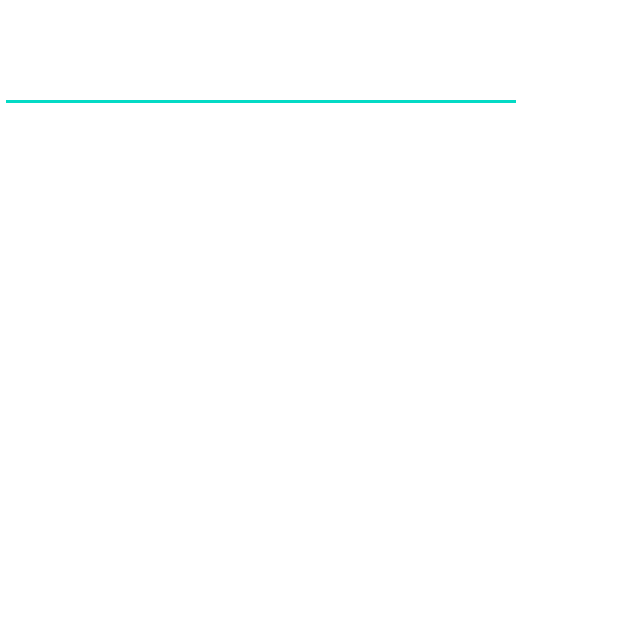
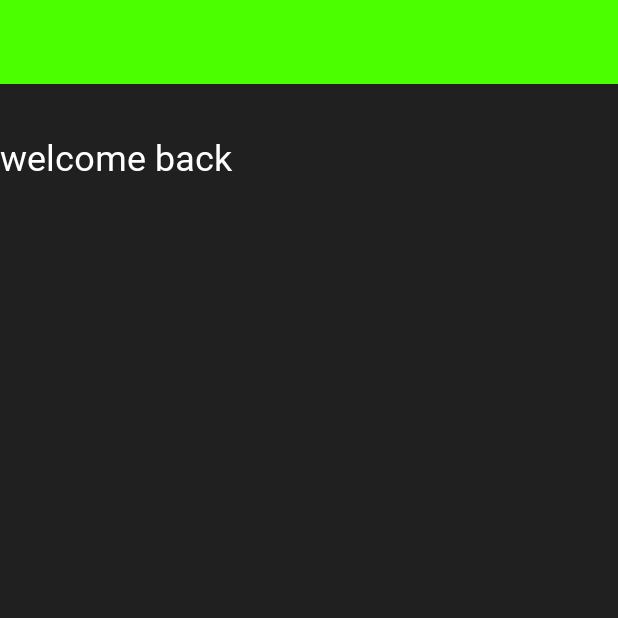
Before and after one commit to xFN10x/bedrockR-Mobile, an Android app: the screen it shows after launch (Launcher), on a phone screen of 412 x 824 dp, the top half of it. Run offline under Robolectric (Android 15) with nearby library versions, the phone set to English and light mode, and no system bars; libraries missing offline, so code that uses them is left out: fn10.bedrockr.utils, javax.swing; 4 statements that could not run were skipped.

Commit message:
got some theme stuff

```diff
--- a/app/build.gradle.kts
+++ b/app/build.gradle.kts
@@ -10,6 +10,12 @@ android {
     namespace = "fn10.bedrockrmobile"
     compileSdk {
         version = release(36)
+    }
+
+    packaging {
+        resources {
+            excludes += "fn10.bedrockr/Launcher.class"
+        }
     }
 
     defaultConfig {
@@ -58,6 +64,7 @@ dependencies {
     implementation(libs.coordinatorlayout)
     implementation(libs.constraintlayout)
     implementation(libs.bedrockr.vmastersnapshot)
+    implementation("com.google.code.gson:gson:2.10.1")
     testImplementation(libs.junit)
     androidTestImplementation(libs.ext.junit)
     androidTestImplementation(libs.espresso.core)
--- a/app/src/main/java/fn10/bedrockrmobile/Launcher.java
+++ b/app/src/main/java/fn10/bedrockrmobile/Launcher.java
@@ -2,13 +2,11 @@ package fn10.bedrockrmobile;
 
 import android.app.Activity;
 import android.os.Bundle;
-import android.util.Log;
-import android.widget.EditText;
+import android.widget.TextView;
 
 import androidx.annotation.Nullable;
-import androidx.constraintlayout.widget.ConstraintLayout;
 
-import java.util.logging.Logger;
+import javax.swing.JOptionPane;
 
 import fn10.bedrockr.utils.Greetings;
 import fn10.bedrockr.utils.RFileOperations;
@@ -17,21 +15,22 @@ public class Launcher extends Activity {
 
     private static final String Tag = "LaunchPage";
 
-   /* public static void main(String[] args) {
-        Log.i(Tag,System.getProperty("user.home"));
-    }*/
+    private void setupApp() {
+        RFileOperations.setBaseDir(getFilesDir());
+    }
 
     @Override
     protected void onCreate(@Nullable Bundle savedInstanceState) {
-        Log.i(Tag,getFilesDir().getAbsolutePath());
+        setupApp();
 
         super.onCreate(savedInstanceState);
         setContentView(R.layout.launchpage);
 
+        TextView greetingText = findViewById(R.id.greetingText);
 
+        Greetings.Greeting greeting = Greetings.GetGreeting();
 
-        EditText greetingText = findViewById(R.id.greetingText);
-
-        greetingText.setText(Greetings.GetGreeting().Text);
+        greetingText.setText(greeting.Text);
+        greetingText.setTextSize(greeting.Size);
     }
 }
--- /dev/null
+++ b/app/src/main/java/java/awt/Component.java
@@ -0,0 +1,5 @@
+package java.awt;
+
+public class Component {
+
+}
--- /dev/null
+++ b/app/src/main/java/javax/swing/JOptionPane.java
@@ -0,0 +1,14 @@
+package javax.swing;
+
+import java.awt.Component;
+
+/**
+ * fake JOptionPane
+ */
+public class JOptionPane {
+
+    public static void showMessageDialog(Component parentComponent,
+                                         Object message, String title, int messageType) {
+        return;
+    }
+}
--- a/app/src/main/res/layout/launchpage.xml
+++ b/app/src/main/res/layout/launchpage.xml
@@ -1,15 +1,34 @@
 <?xml version="1.0" encoding="utf-8"?>
 <androidx.constraintlayout.widget.ConstraintLayout xmlns:android="http://schemas.android.com/apk/res/android"
+    xmlns:app="http://schemas.android.com/apk/res-auto"
     xmlns:tools="http://schemas.android.com/tools"
     android:layout_width="match_parent"
-    android:layout_height="match_parent">
+    android:layout_height="match_parent"
+    android:background="@color/background">
 
-    <EditText
+    <TextView
         android:id="@+id/greetingText"
-        android:layout_width="348dp"
-        android:layout_height="75dp"
-        android:ems="10"
-        android:inputType="@string/greeting"
-        tools:layout_editor_absoluteX="31dp"
-        tools:layout_editor_absoluteY="92dp" />
+        android:layout_width="0dp"
+        android:layout_height="121dp"
+        android:layout_marginTop="32dp"
+        android:fontFamily="@font/font"
+        android:text="welcome back"
+        android:textColor="@color/white"
+        android:textSize="24sp"
+        app:layout_constraintEnd_toEndOf="parent"
+        app:layout_constraintHorizontal_bias="0.0"
+        app:layout_constraintStart_toStartOf="parent"
+        app:layout_constraintTop_toBottomOf="@+id/toolbar3" />
+
+    <androidx.appcompat.widget.Toolbar
+        android:id="@+id/toolbar3"
+        android:layout_width="0dp"
+        android:layout_height="wrap_content"
+        android:background="@color/accentColor"
+        android:minHeight="?attr/actionBarSize"
+        android:theme="?attr/actionBarTheme"
+        app:layout_constraintEnd_toEndOf="parent"
+        app:layout_constraintStart_toStartOf="parent"
+        app:layout_constraintTop_toTopOf="parent" />
+
 </androidx.constraintlayout.widget.ConstraintLayout>
--- a/app/src/main/res/values-night/themes.xml
+++ /dev/null
@@ -1,16 +0,0 @@
-<resources xmlns:tools="http://schemas.android.com/tools">
-    <!-- Base application theme. -->
-    <style name="Theme.BedrockRMobile" parent="Theme.MaterialComponents.DayNight.DarkActionBar">
-        <!-- Primary brand color. -->
-        <item name="colorPrimary">@color/purple_200</item>
-        <item name="colorPrimaryVariant">@color/purple_700</item>
-        <item name="colorOnPrimary">@color/black</item>
-        <!-- Secondary brand color. -->
-        <item name="colorSecondary">@color/teal_200</item>
-        <item name="colorSecondaryVariant">@color/teal_200</item>
-        <item name="colorOnSecondary">@color/black</item>
-        <!-- Status bar color. -->
-        <item name="android:statusBarColor">?attr/colorPrimaryVariant</item>
-        <!-- Customize your theme here. -->
-    </style>
-</resources>
--- a/app/src/main/res/values/colors.xml
+++ b/app/src/main/res/values/colors.xml
@@ -1,10 +1,6 @@
 <?xml version="1.0" encoding="utf-8"?>
 <resources>
-    <color name="purple_200">#FFBB86FC</color>
-    <color name="purple_500">#FF6200EE</color>
-    <color name="purple_700">#FF3700B3</color>
-    <color name="teal_200">#FF03DAC5</color>
-    <color name="teal_700">#FF018786</color>
-    <color name="black">#FF000000</color>
+    <color name="accentColor">#4cff00</color>
+    <color name="background">#202020</color>
     <color name="white">#FFFFFFFF</color>
 </resources>
--- a/app/src/main/res/values/strings.xml
+++ b/app/src/main/res/values/strings.xml
@@ -1,5 +1,3 @@
 <resources>
     <string name="app_name">bedrockR Mobile</string>
-    <string name="title_activity_main">MainActivity</string>
-    <string name="greeting" />
 </resources>
--- a/app/src/main/res/values/themes.xml
+++ b/app/src/main/res/values/themes.xml
@@ -1,16 +1,9 @@
 <resources xmlns:tools="http://schemas.android.com/tools">
     <!-- Base application theme. -->
     <style name="Theme.BedrockRMobile" parent="Theme.MaterialComponents.DayNight.DarkActionBar">
-        <!-- Primary brand color. -->
-        <item name="colorPrimary">@color/purple_500</item>
-        <item name="colorPrimaryVariant">@color/purple_700</item>
-        <item name="colorOnPrimary">@color/white</item>
-        <!-- Secondary brand color. -->
-        <item name="colorSecondary">@color/teal_200</item>
-        <item name="colorSecondaryVariant">@color/teal_700</item>
-        <item name="colorOnSecondary">@color/black</item>
-        <!-- Status bar color. -->
-        <item name="android:statusBarColor">?attr/colorPrimaryVariant</item>
-        <!-- Customize your theme here. -->
+       <item name="fontFamily">@font/font</item>
+        <item name="backgroundColor">@color/background</item>
+        <item name="colorAccent">@color/accentColor</item>
+        <item name="textFillColor">@color/white</item>
     </style>
 </resources>
--- a/gradle/libs.versions.toml
+++ b/gradle/libs.versions.toml
@@ -1,6 +1,5 @@
 [versions]
 agp = "8.13.2"
-bedrockr = "a5cc2c0c2e"
 bedrockrVersion = "master-SNAPSHOT"
 junit = "4.13.2"
 junitVersion = "1.1.5"
```
